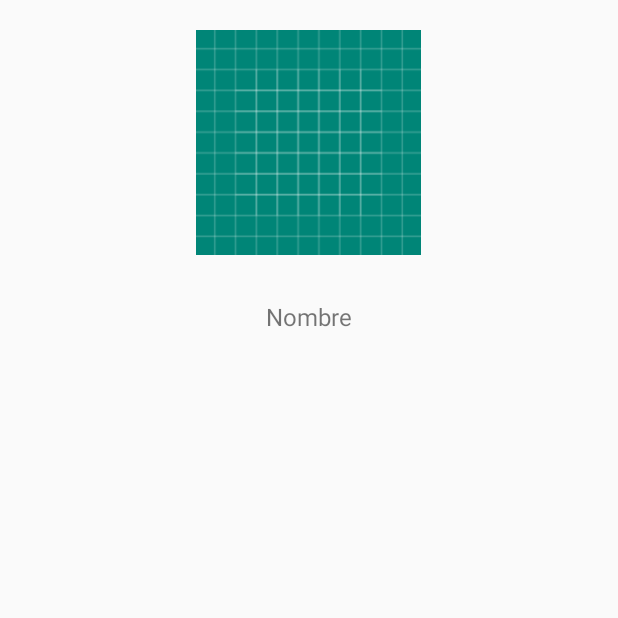
After one commit to MaritzaRh/What2DoToday, an Android app: the ProfileActivity screen opened directly, with no data from a screen before it, on a phone screen of 412 x 824 dp, the top half of it. The commit adds this screen. Run offline under Robolectric (Android 15) with nearby library versions, the phone set to English and light mode, and no system bars.

Commit message:
Add ProfileActivity

```diff
--- a/app/src/main/AndroidManifest.xml
+++ b/app/src/main/AndroidManifest.xml
@@ -15,7 +15,8 @@
         android:supportsRtl="true"
         android:theme="@style/AppTheme"
         tools:ignore="GoogleAppIndexingWarning">
-        <activity android:name=".SignInActivity"></activity>
+        <activity android:name=".ProfileActivity"></activity>
+        <activity android:name=".SignInActivity" />
         <activity
             android:name=".SplashScreenActivity"
             android:noHistory="true"
@@ -26,7 +27,7 @@
                 <category android:name="android.intent.category.LAUNCHER" />
             </intent-filter>
         </activity>
-        <activity android:name=".MainActivity"></activity>
+        <activity android:name=".MainActivity" />
     </application>
 
 </manifest>
--- /dev/null
+++ b/app/src/main/java/com/testing/what2dotoday/ProfileActivity.kt
@@ -0,0 +1,32 @@
+package com.testing.what2dotoday
+
+import android.content.Context
+import android.content.Intent
+import androidx.appcompat.app.AppCompatActivity
+import android.os.Bundle
+import android.widget.ImageView
+import android.widget.Toast
+import com.google.android.gms.auth.api.signin.GoogleSignIn
+import com.google.android.gms.auth.api.signin.GoogleSignInAccount
+import com.google.android.gms.common.api.ApiException
+import com.google.android.gms.tasks.Task
+import android.widget.TextView
+
+
+
+class ProfileActivity : AppCompatActivity() {
+
+
+
+    override fun onCreate(savedInstanceState: Bundle?) {
+        super.onCreate(savedInstanceState)
+        setContentView(R.layout.activity_profile)
+
+
+
+    }
+
+
+
+
+}
--- a/app/src/main/java/com/testing/what2dotoday/SignInActivity.kt
+++ b/app/src/main/java/com/testing/what2dotoday/SignInActivity.kt
@@ -15,12 +15,16 @@ import com.google.firebase.auth.FirebaseAuth
 import com.google.firebase.auth.GoogleAuthProvider
 import kotlinx.android.synthetic.main.activity_sign_in.*
 
+
+
+
 class SignInActivity : AppCompatActivity() {
 
     val RC_SIGN_IN: Int = 1
     lateinit var mGoogleSignInClient: GoogleSignInClient
     lateinit var mGoogleSignInOptions: GoogleSignInOptions
     private lateinit var firebaseAuth: FirebaseAuth
+
 
     override fun onCreate(savedInstanceState: Bundle?) {
         super.onCreate(savedInstanceState)
@@ -67,6 +71,7 @@ class SignInActivity : AppCompatActivity() {
         if (requestCode == RC_SIGN_IN) {
             val task: Task<GoogleSignInAccount> = GoogleSignIn.getSignedInAccountFromIntent(data)
             try {
+                //Gets google account
                 val account = task.getResult(ApiException::class.java)
                 if (account != null) {
                     firebaseAuthWithGoogle(account)
--- /dev/null
+++ b/app/src/main/res/layout/activity_profile.xml
@@ -0,0 +1,29 @@
+<?xml version="1.0" encoding="utf-8"?>
+<RelativeLayout
+    xmlns:android="http://schemas.android.com/apk/res/android"
+    xmlns:app="http://schemas.android.com/apk/res-auto"
+    xmlns:tools="http://schemas.android.com/tools"
+    android:layout_width="match_parent"
+    android:layout_height="match_parent"
+    tools:context=".ProfileActivity">
+
+    <ImageView
+        android:src="@drawable/ic_launcher_background"
+        android:layout_margin="20dp"
+        android:layout_centerHorizontal="true"
+        android:id="@+id/profile_image"
+        android:layout_width="150dp"
+        android:layout_height="150dp" />
+    <TextView
+        android:layout_width="wrap_content"
+        android:layout_margin="10dp"
+        android:text="Nombre"
+        android:id="@+id/profile_name"
+        android:textSize="16sp"
+        android:layout_below="@id/profile_image"
+        android:layout_centerHorizontal="true"
+        android:layout_height="wrap_content" />
+
+
+
+</RelativeLayout>
--- a/app/src/main/res/values/styles.xml
+++ b/app/src/main/res/values/styles.xml
@@ -1,7 +1,7 @@
 <resources>
 
     <!-- Base application theme. -->
-    <style name="AppTheme" parent="Theme.AppCompat.Light.DarkActionBar">
+    <style name="AppTheme" parent="Theme.AppCompat.Light.NoActionBar">
         <!-- Customize your theme here. -->
         <item name="colorPrimary">@color/colorPrimary</item>
         <item name="colorPrimaryDark">@color/colorPrimaryDark</item>
```
Also changed, not shown: app/src/main/res/layout/activity_sign_in.xml (+17 -1 lines).
